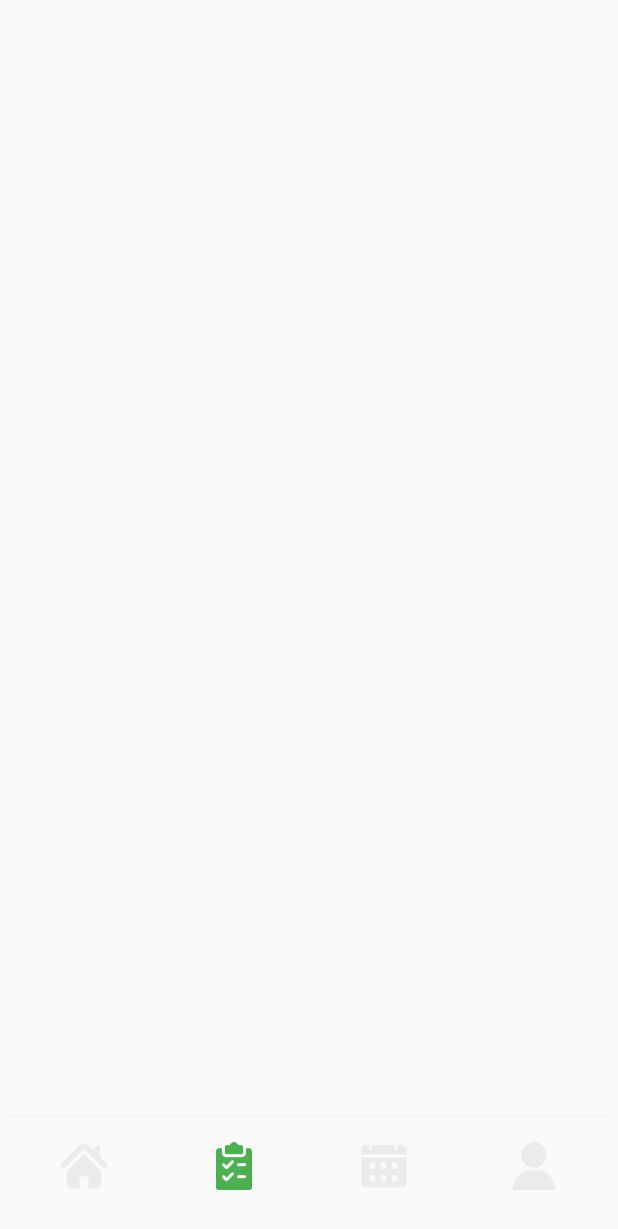
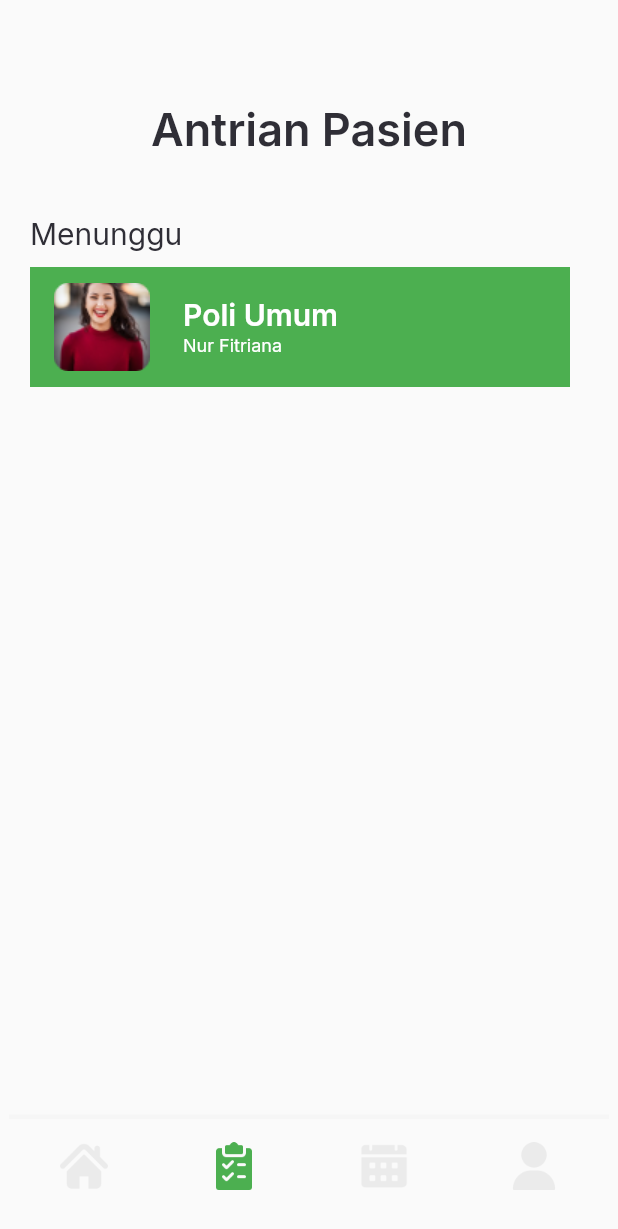
Before and after one commit to dayat2063/pbmdoctor, a Flutter app: the pagelistpasien screen opened directly, on a phone screen of 412 x 824 dp. Shown: the top 1229 px of the screen. Run offline on Flutter 3.47's test engine with Material 2 defaults, Android fonts, the phone set to English and light mode, and no system bars; our stand-ins replace google_fonts.

Commit message:
tes awal

```diff
--- a/lib/pages/page_list_pasien.dart
+++ b/lib/pages/page_list_pasien.dart
@@ -14,7 +14,7 @@ class pagelistpasien extends StatelessWidget {
         child: ListView(
           children: [
             SizedBox(
-              height: 6881,
+              height: 68,
             ),
             Text(
               'Antrian Pasien',
```
